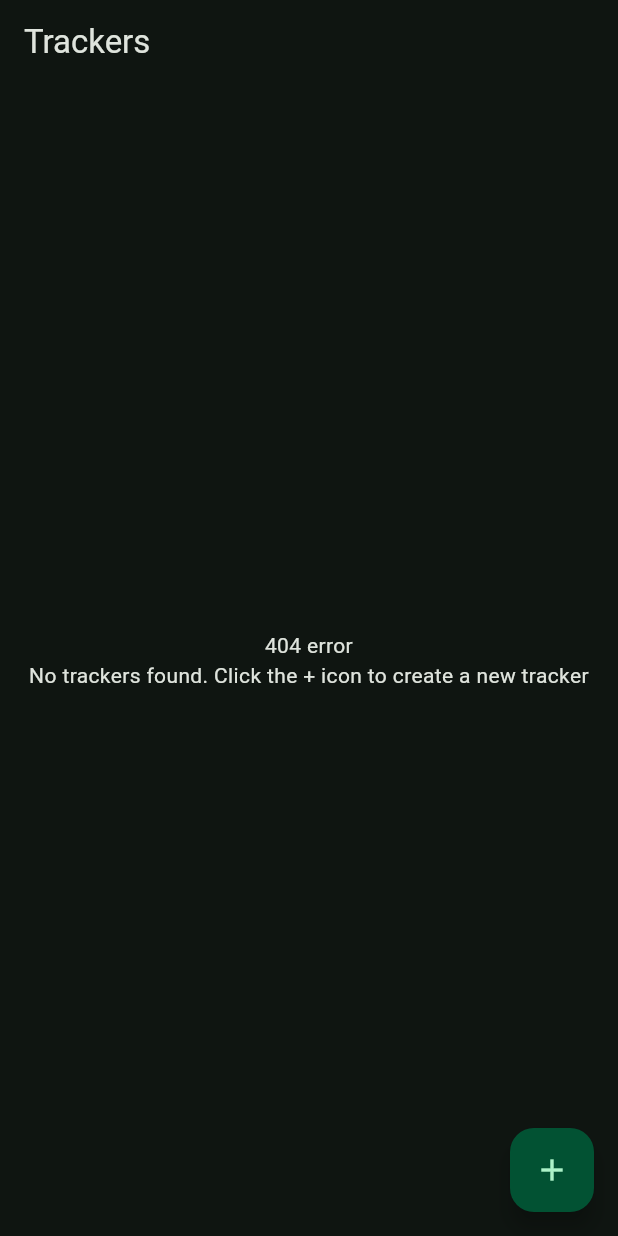
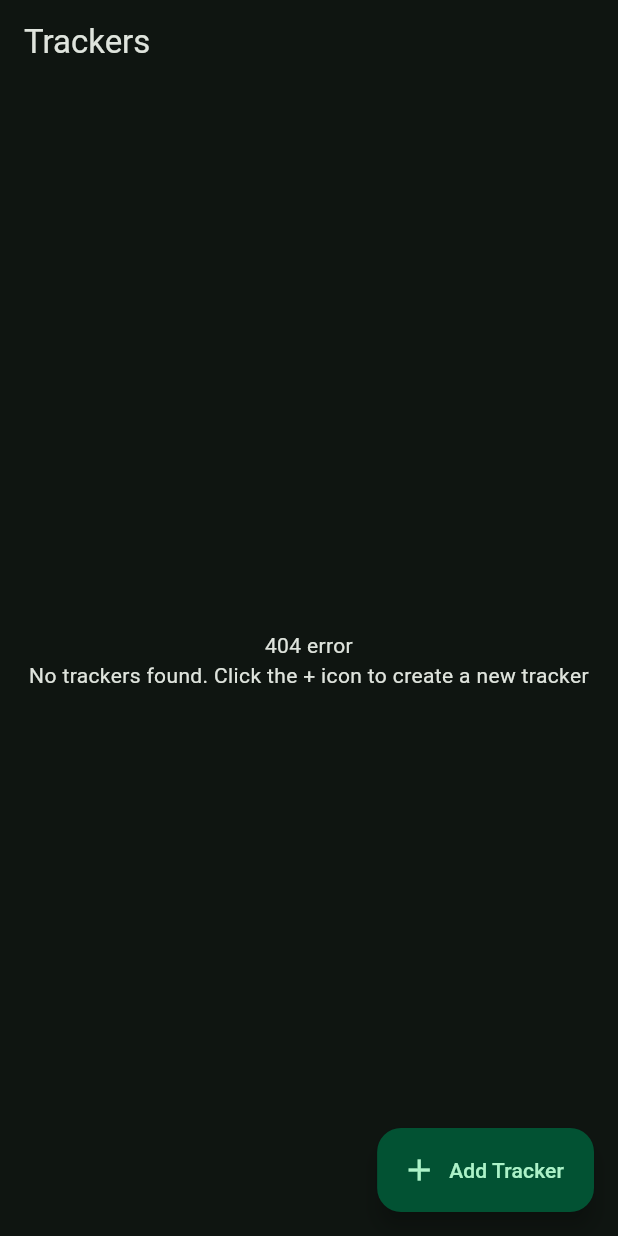
Before and after one commit to asterhyphen/rent-track-kar, a Flutter app: the screen it shows after launch, on a phone screen of 412 x 824 dp. Run offline on Flutter 3.47's test engine with Material 3 defaults, Android fonts, the phone set to English and light mode, and no system bars; our stand-ins replace hive, hive_flutter, share_plus; accounts and stored records are empty.

Commit message:
Add label for the add button

```diff
--- a/lib/screens/home.dart
+++ b/lib/screens/home.dart
@@ -24,8 +24,9 @@ class _HomePageState extends State<HomePage> {
 
     return Scaffold(
       appBar: AppBar(title: const Text('Trackers')),
-      floatingActionButton: FloatingActionButton(
-        child: const Icon(Icons.add),
+      floatingActionButton: FloatingActionButton.extended(
+  icon: const Icon(Icons.add),
+  label: const Text('Add Tracker'),
   onPressed: () async {
     await Navigator.push(
       context,
@@ -34,6 +35,7 @@ class _HomePageState extends State<HomePage> {
     setState(() {});
   },
 ),
+
       body: Padding(
         padding: const EdgeInsets.all(16),
         child: trackers.isEmpty
```
Lines whose indentation alone changed are shown as unchanged.
